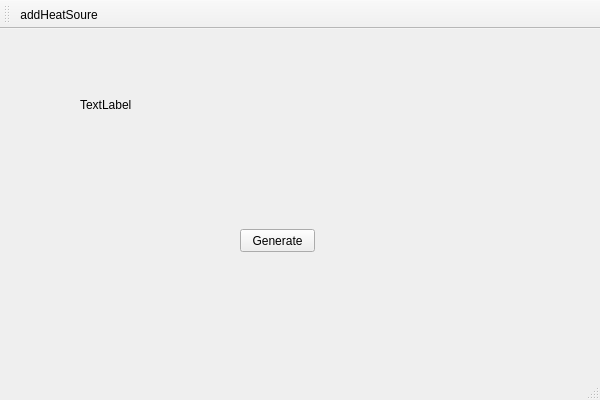
Qt form window/MainWindow.ui (SobolevSpace/HeatSim) before a commit.
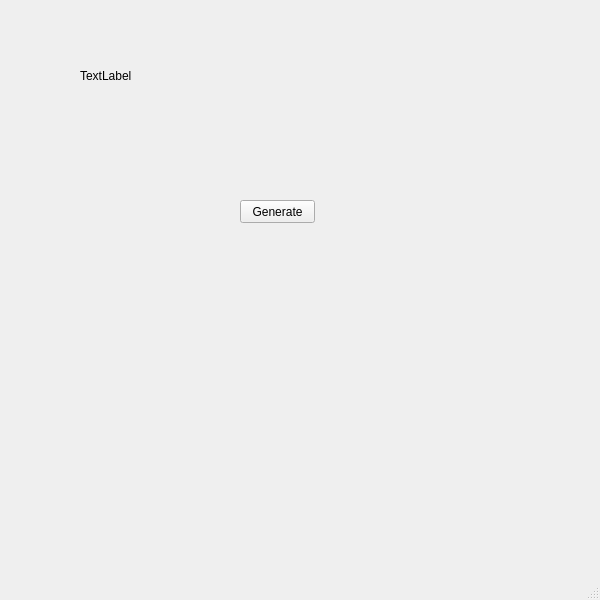
The same form after that commit.

What changed in the file:
```diff
--- a/window/MainWindow.ui
+++ b/window/MainWindow.ui
@@ -7,7 +7,7 @@
     <x>0</x>
     <y>0</y>
     <width>600</width>
-    <height>400</height>
+    <height>600</height>
    </rect>
   </property>
   <property name="windowTitle">
@@ -51,21 +51,7 @@
     </rect>
    </property>
   </widget>
-  <widget class="QToolBar" name="mainToolBar">
-   <attribute name="toolBarArea">
-    <enum>TopToolBarArea</enum>
-   </attribute>
-   <attribute name="toolBarBreak">
-    <bool>false</bool>
-   </attribute>
-   <addaction name="actionaddHeatSoure"/>
-  </widget>
   <widget class="QStatusBar" name="statusBar"/>
-  <action name="actionaddHeatSoure">
-   <property name="text">
-    <string>addHeatSoure</string>
-   </property>
-  </action>
  </widget>
  <layoutdefault spacing="6" margin="11"/>
  <resources>
```
Left out of the diff: 3 changed lines with no effect on the pictures.
